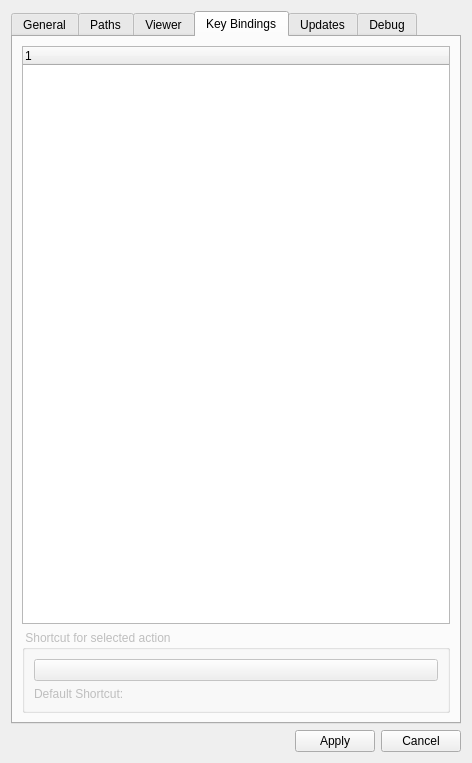
Before: the Qt Designer form OpenFlipper/widgets/optionsWidget/optionsWidget.ui in ShenRen/OpenFlipper, drawn with Qt 5.
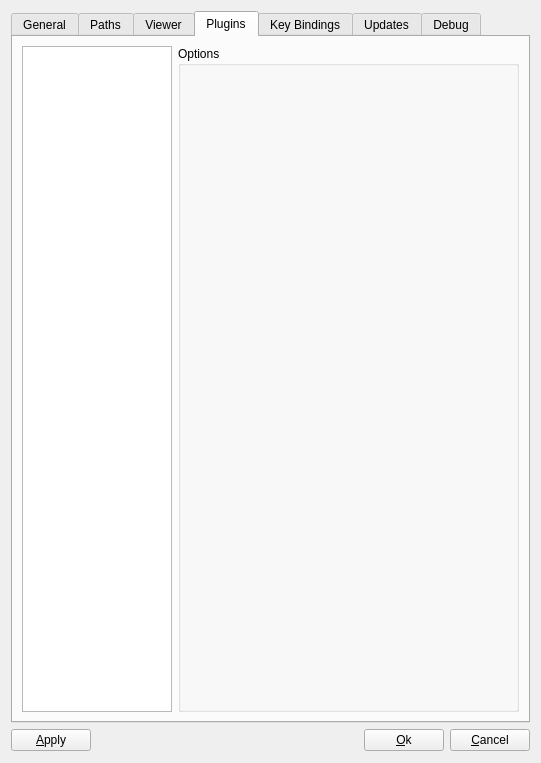
After: the same form once the commit is applied. Custom widgets are drawn as their Qt base class.

Commit message: added an OptionsInterface and added functionality to show optionWidgets for each plugin in the Options Dialog

```diff
--- a/OpenFlipper/widgets/optionsWidget/optionsWidget.ui
+++ b/OpenFlipper/widgets/optionsWidget/optionsWidget.ui
@@ -5,7 +5,7 @@
    <rect>
     <x>0</x>
     <y>0</y>
-    <width>472</width>
+    <width>541</width>
     <height>763</height>
    </rect>
   </property>
@@ -382,6 +382,36 @@
        </item>
       </layout>
      </widget>
+     <widget class="QWidget" name="tab" >
+      <attribute name="title" >
+       <string>Plugins</string>
+      </attribute>
+      <layout class="QHBoxLayout" name="horizontalLayout_11" >
+       <item>
+        <widget class="QListWidget" name="pluginList" >
+         <property name="sizePolicy" >
+          <sizepolicy vsizetype="Expanding" hsizetype="Fixed" >
+           <horstretch>0</horstretch>
+           <verstretch>0</verstretch>
+          </sizepolicy>
+         </property>
+         <property name="maximumSize" >
+          <size>
+           <width>150</width>
+           <height>16777215</height>
+          </size>
+         </property>
+        </widget>
+       </item>
+       <item>
+        <widget class="QGroupBox" name="pluginOptions" >
+         <property name="title" >
+          <string>Options</string>
+         </property>
+        </widget>
+       </item>
+      </layout>
+     </widget>
      <widget class="QWidget" name="key" >
       <attribute name="title" >
        <string>Key Bindings</string>
@@ -677,6 +707,13 @@
    </item>
    <item>
     <layout class="QHBoxLayout" name="horizontalLayout" >
+     <item>
+      <widget class="QPushButton" name="applyButton" >
+       <property name="text" >
+        <string>&amp;Apply</string>
+       </property>
+      </widget>
+     </item>
      <item>
       <spacer name="horizontalSpacer" >
        <property name="orientation" >
@@ -684,23 +721,23 @@
        </property>
        <property name="sizeHint" stdset="0" >
         <size>
-         <width>40</width>
-         <height>20</height>
+         <width>188</width>
+         <height>23</height>
         </size>
        </property>
       </spacer>
      </item>
      <item>
-      <widget class="QPushButton" name="applyButton" >
+      <widget class="QPushButton" name="okButton" >
        <property name="text" >
-        <string>Apply</string>
+        <string>&amp;Ok</string>
        </property>
       </widget>
      </item>
      <item>
       <widget class="QPushButton" name="cancelButton" >
        <property name="text" >
-        <string>Cancel</string>
+        <string>&amp;Cancel</string>
        </property>
       </widget>
      </item>
```
The commit also changes 6 other files.
